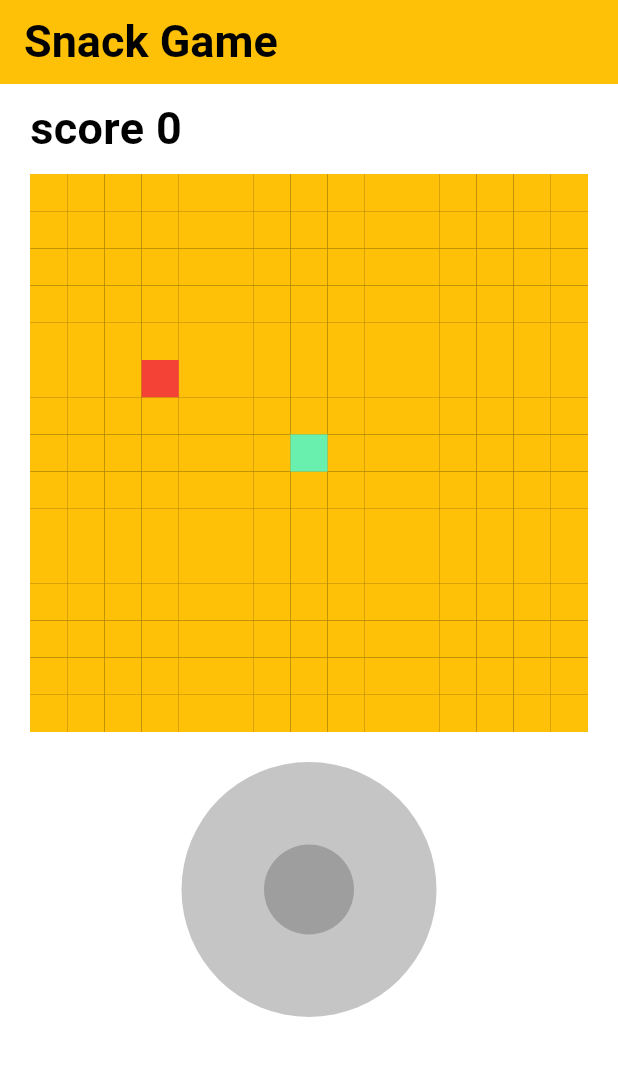
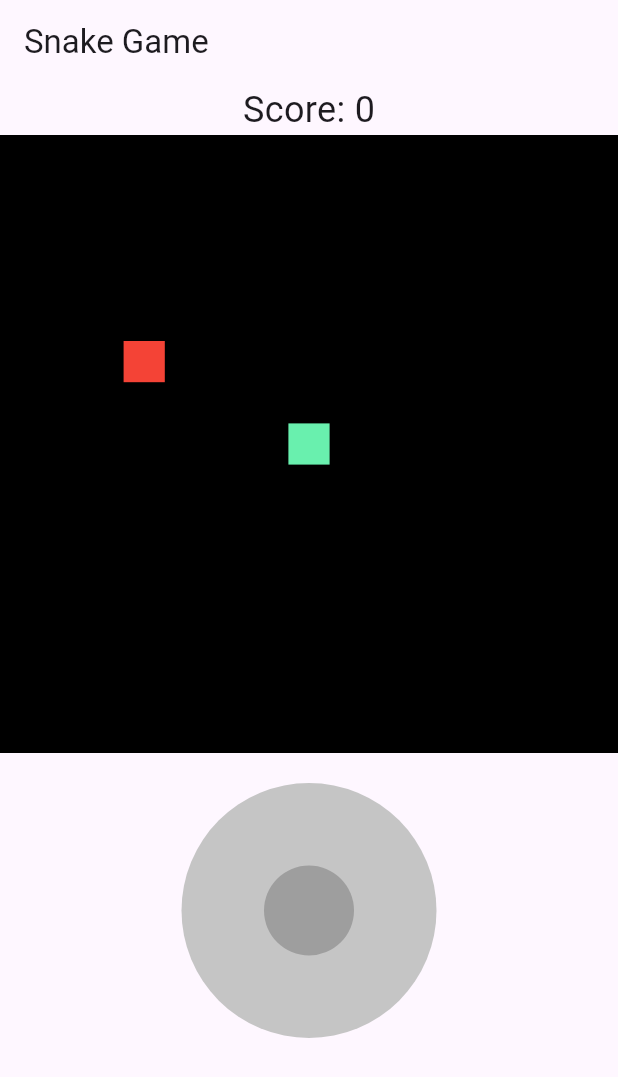
Before and after one commit to hamidovjahongir/snake_game, a Flutter app: the screen it shows after launch, on a phone screen of 412 x 824 dp. Shown: the top 1077 px of the screen. Run offline on Flutter 3.47's test engine with Material 3 defaults, Android fonts, the phone set to English and light mode, and no system bars.

Commit message:
ready to play the game

```diff
--- a/lib/home/presentation/screens/home_screen.dart
+++ b/lib/home/presentation/screens/home_screen.dart
@@ -19,8 +19,6 @@ class _HomeScreenState extends State<HomeScreen> {
   Point<int> food = Point(3, 5);
 
   JoystickPosition position = JoystickPosition.center;
-  Offset snakeHead = Offset(150, 150);
-  double step = 20;
 
   Timer? timer;
   int score = 0;
@@ -30,7 +28,6 @@ class _HomeScreenState extends State<HomeScreen> {
   @override
   void initState() {
     super.initState();
-    // timer =  Timer.periodic(const Duration(milliseconds: 250), (_) => _tick());
     timer = Timer.periodic(const Duration(milliseconds: 250), (_) => _tick());
   }
 
@@ -48,7 +45,6 @@ class _HomeScreenState extends State<HomeScreen> {
       if (!snake.contains(cnd)) {
         setState(() {
           food = cnd;
-          return;
         });
         break;
       }
@@ -57,11 +53,10 @@ class _HomeScreenState extends State<HomeScreen> {
 
   void _tick() {
     if (isGameOver) return;
-
     if (position == JoystickPosition.center) return;
 
     final head = snake.first;
-    Point<int> newHead;
+    late Point<int> newHead;
 
     switch (position) {
       case JoystickPosition.up:
@@ -77,14 +72,13 @@ class _HomeScreenState extends State<HomeScreen> {
         newHead = Point(head.x + 1, head.y);
         break;
       case JoystickPosition.center:
-        newHead = head;
-        break;
+        return;
     }
 
     if (newHead.x < 0 ||
-        newHead.y >= col ||
         newHead.y < 0 ||
-        newHead.x >= row) {
+        newHead.x >= col ||
+        newHead.y >= row) {
       _gameOver();
       return;
     }
@@ -93,9 +87,9 @@ class _HomeScreenState extends State<HomeScreen> {
       _gameOver();
       return;
     }
+
     setState(() {
       snake.insert(0, newHead);
-
       if (newHead == food) {
         score++;
         _spawnFood();
@@ -109,72 +103,56 @@ class _HomeScreenState extends State<HomeScreen> {
     setState(() {
       isGameOver = true;
       position = JoystickPosition.center;
+    });
 
-      Future.delayed(Duration(seconds: 1), () {
+    showDialog(
+      context: context,
+      barrierDismissible: false,
+      builder: (ctx) {
+        return AlertDialog(
+          title: Text("game over"),
+          content: Text("score: $score"),
+          actions: [
+            TextButton(
+              onPressed: () {
+                Navigator.of(ctx).pop();
+                setState(() {
                   snake = [Point(col ~/ 2, row ~/ 2)];
-        position = JoystickPosition.center;
                   score = 0;
                   isGameOver = false;
                   _spawnFood();
+                  position = JoystickPosition.right;
                 });
-    });
+              },
+              child: Text("start over"),
+            ),
+          ],
+        );
+      },
+    );
   }
 
   @override
   Widget build(BuildContext context) {
-    final boardSize = MediaQuery.of(context).size.width - 40;
+    final boardSize = MediaQuery.of(context).size.width;
     final cellSize = boardSize / col;
 
     return Scaffold(
-      appBar: AppBar(
-        backgroundColor: Colors.amber,
-        title: Text(
-          'Snack Game',
-          style: TextStyle(
-            color: Colors.black,
-            fontSize: 30,
-            fontWeight: FontWeight.w600,
-          ),
-        ),
-      ),
-      backgroundColor: Colors.white,
-      body: Padding(
-        padding: EdgeInsets.symmetric(horizontal: 20),
-        child: Column(
-          crossAxisAlignment: CrossAxisAlignment.start,
+      appBar: AppBar(title: Text('Snake Game')),
+      body: Column(
+
         children: [
-            Text(
-              'score $score',
-              style: TextStyle(
-                color: Colors.black,
-                fontWeight: FontWeight.w700,
-                fontSize: 30,
-                height: 2,
-              ),
-            ),
-
+          Text('Score: $score', style: TextStyle(fontSize: 24)),
           Container(
             width: boardSize,
             height: boardSize,
             color: Colors.black,
             child: Stack(
               children: [
-                  for (int x = 0; x < col; x++)
-                    for (int y = 0; y < row; y++)
-                      Positioned(
-                        left: x * cellSize,
-                        top: y * cellSize,
-                        child: Container(
-                          width: cellSize,
-                          height: cellSize,
-                          decoration: BoxDecoration(color: Colors.amber),
-                        ),
-                      ),
-
+                // Food
                 Positioned(
                   left: food.x * cellSize,
                   top: food.y * cellSize,
-
                   child: Container(
                     width: cellSize,
                     height: cellSize,
@@ -182,6 +160,7 @@ class _HomeScreenState extends State<HomeScreen> {
                   ),
                 ),
 
+                // Snake
                 for (int i = 0; i < snake.length; i++)
                   Positioned(
                     left: snake[i].x * cellSize,
@@ -195,14 +174,11 @@ class _HomeScreenState extends State<HomeScreen> {
               ],
             ),
           ),
-
           SizedBox(height: 20),
-            Row(
-              mainAxisAlignment: MainAxisAlignment.center,
-              children: [
           Joystick(
             position: (value) {
               setState(() {
+                if (value == JoystickPosition.center) return;
                 if ((position == JoystickPosition.left &&
                         value == JoystickPosition.right) ||
                     (position == JoystickPosition.right &&
@@ -219,9 +195,6 @@ class _HomeScreenState extends State<HomeScreen> {
           ),
         ],
       ),
-          ],
-        ),
-      ),
     );
   }
 }
```
Lines whose indentation alone changed are shown as unchanged.
